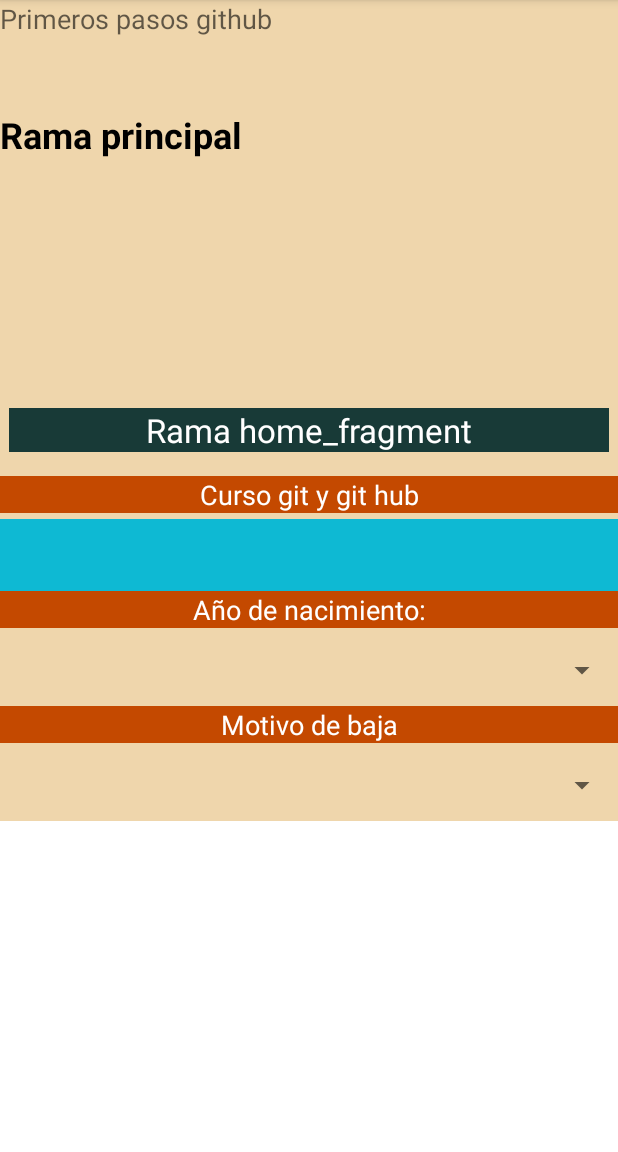
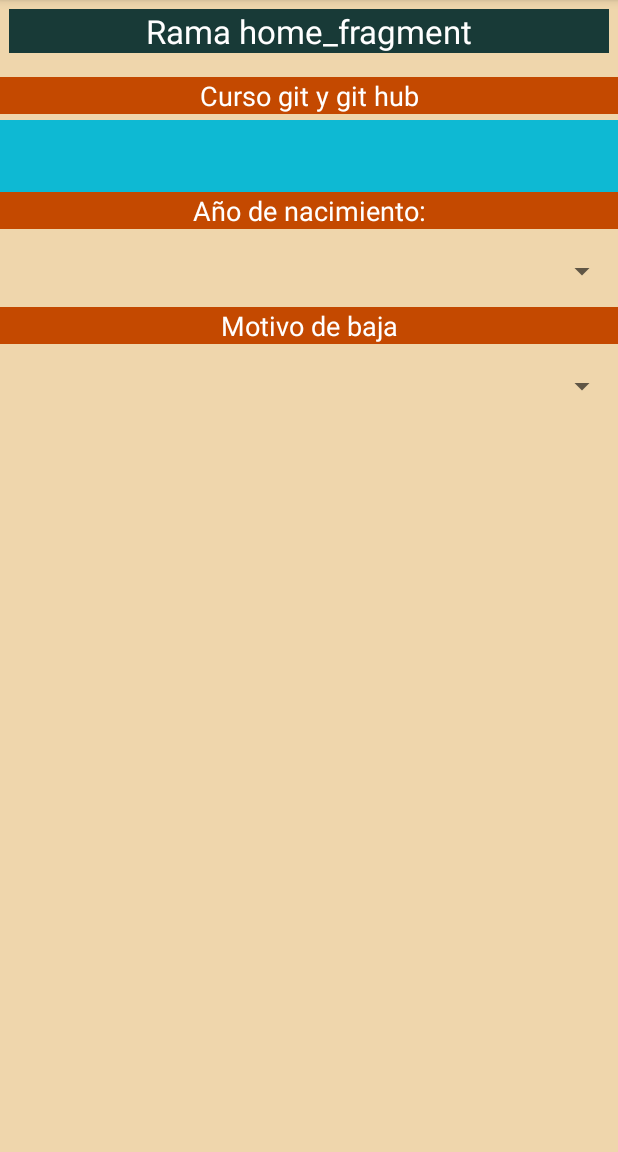
Before and after one commit to mhernandez-sys/App_ActCirculantes, an Android app: the fragment HomeFragment shown on its own in the app's theme, on a phone screen of 412 x 824 dp, the part 84-1236 px from its top. Run offline under Robolectric (Android 15) with nearby library versions, the phone set to English and light mode, and no system bars.

Commit message:
Septimo commit (Se corrigio el codigo) [18/07/2024-1:40]

```diff
--- a/app/src/main/res/layout/fragment_home.xml
+++ b/app/src/main/res/layout/fragment_home.xml
@@ -4,94 +4,10 @@
     xmlns:app="http://schemas.android.com/apk/res-auto"
     xmlns:tools="http://schemas.android.com/tools"
     android:layout_width="match_parent"
-    android:layout_height="wrap_content"
+    android:layout_height="match_parent"
     tools:context=".ui.home.HomeFragment"
     android:background="@color/terciario"
     android:orientation="vertical">
-
-    <EditText
-        android:id="@+id/et_rfid"
-        android:layout_width="wrap_content"
-        android:layout_height="wrap_content"
-        android:hint="Primeros pasos github"
-        android:focusable="true"
-        android:focusableInTouchMode="true"
-        android:inputType="text"
-        android:background="@color/terciario"
-        app:layout_constraintTop_toTopOf="parent"
-        app:layout_constraintStart_toStartOf="parent"
-        app:layout_constraintEnd_toEndOf="parent" />
-
-    <EditText
-        android:id="@+id/et_num_serie"
-        android:layout_width="0dp"
-        android:layout_height="wrap_content"
-        android:hint="Prueba para visulaizar cambios de git "
-        android:inputType="text"
-        android:background="@color/terciario"
-        app:layout_constraintTop_toBottomOf="@id/et_rfid"
-        app:layout_constraintStart_toStartOf="parent"
-        app:layout_constraintEnd_toEndOf="parent"
-        android:layout_marginTop="8dp"
-        tools:ignore="Suspicious0dp" />
-
-    <TextView
-        android:id="@+id/tv_descripcion"
-        android:layout_width="wrap_content"
-        android:layout_height="wrap_content"
-        android:text="Rama principal"
-        android:textStyle="bold"
-        android:textColor="@color/black"
-        android:textSize="24sp"
-        android:background="@color/terciario"
-        app:layout_constraintTop_toBottomOf="@id/et_num_serie"
-        app:layout_constraintStart_toStartOf="parent"
-        android:layout_marginTop="16dp" />
-
-    <Spinner
-        android:id="@+id/sp_dep_p"
-        android:layout_width="0dp"
-        android:layout_height="wrap_content"
-        app:layout_constraintTop_toBottomOf="@id/tv_descripcion"
-        app:layout_constraintStart_toStartOf="parent"
-        app:layout_constraintEnd_toEndOf="parent"
-        android:layout_marginTop="8dp" />
-
-    <Spinner
-        android:id="@+id/sp_al_res"
-        android:layout_width="0dp"
-        android:layout_height="wrap_content"
-        app:layout_constraintTop_toBottomOf="@id/sp_dep_p"
-        app:layout_constraintStart_toStartOf="parent"
-        app:layout_constraintEnd_toEndOf="parent"
-        android:layout_marginTop="8dp" />
-
-    <Spinner
-        android:id="@+id/sp_sucur"
-        android:layout_width="0dp"
-        android:layout_height="wrap_content"
-        app:layout_constraintTop_toBottomOf="@id/sp_al_res"
-        app:layout_constraintStart_toStartOf="parent"
-        app:layout_constraintEnd_toEndOf="parent"
-        android:layout_marginTop="8dp" />
-
-    <Spinner
-        android:id="@+id/sp_estatus"
-        android:layout_width="0dp"
-        android:layout_height="wrap_content"
-        app:layout_constraintTop_toBottomOf="@id/sp_sucur"
-        app:layout_constraintStart_toStartOf="parent"
-        app:layout_constraintEnd_toEndOf="parent"
-        android:layout_marginTop="8dp" />
-
-    <Spinner
-        android:id="@+id/sp_asig_a"
-        android:layout_width="0dp"
-        android:layout_height="wrap_content"
-        app:layout_constraintTop_toBottomOf="@id/sp_estatus"
-        app:layout_constraintStart_toStartOf="parent"
-        app:layout_constraintEnd_toEndOf="parent"
-        android:layout_marginTop="8dp" />
 
     <LinearLayout
         android:layout_width="match_parent"
```
